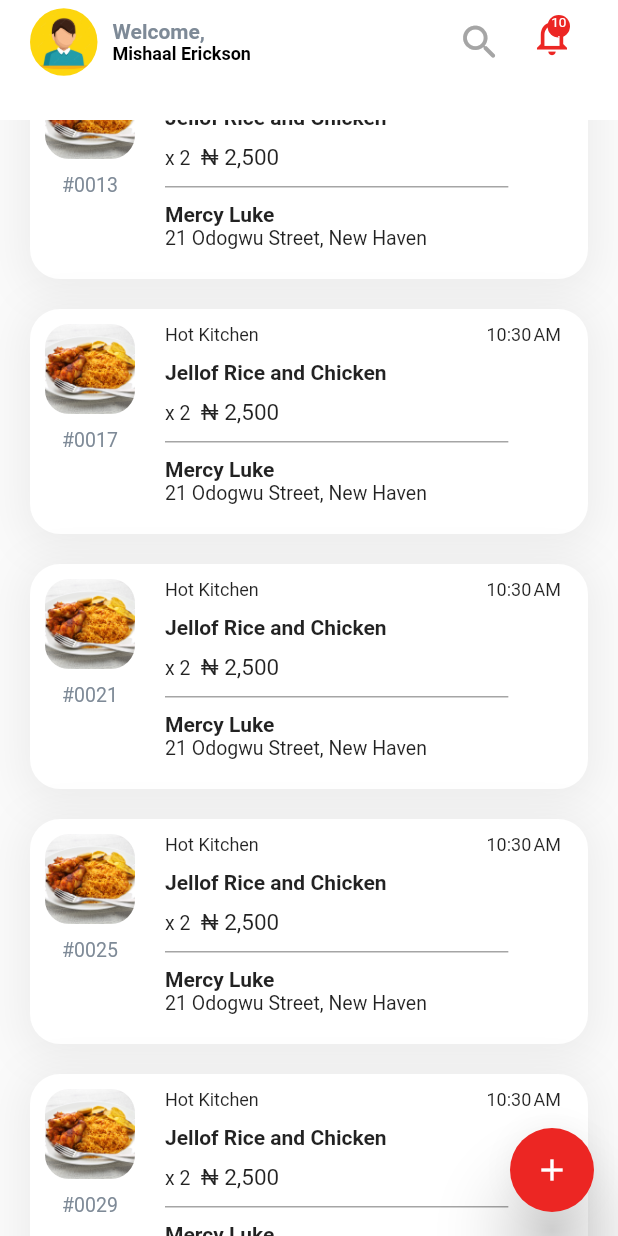
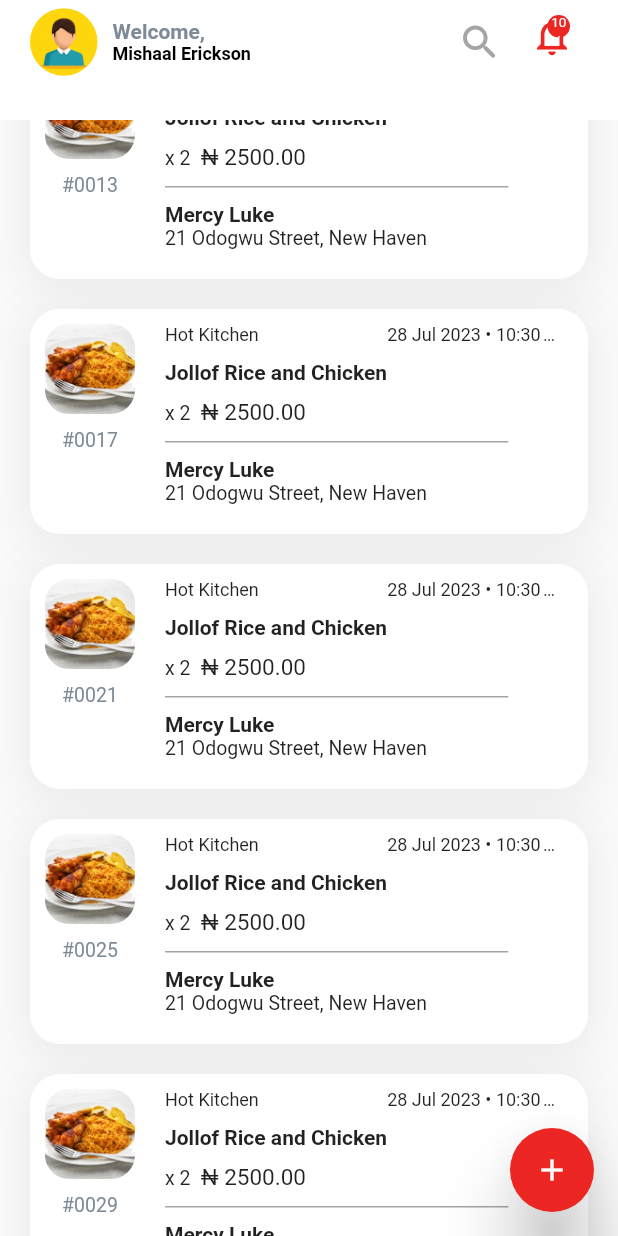
Before and after one commit to bomach-group-company/benji_crm, a Flutter app: the Dashboard screen opened directly, scrolled down 1152 dp, on a phone screen of 412 x 824 dp. Run offline on Flutter 3.47's test engine with Material 2 defaults, Android fonts, the phone set to English and light mode, and no system bars; our stand-ins replace firebase_auth, flutter_pw_validator, flutter_spinkit, get, google_fonts, hexcolor and 1 more; accounts and stored records are empty; Roboto replaces fonts that are missing (Sen, sen); project files that could hold a hidden picture were left out.

Commit message:
refactored code

```diff
--- a/lib/app/dashboard/dashboard.dart
+++ b/lib/app/dashboard/dashboard.dart
@@ -1,6 +1,6 @@
-// ignore_for_file: avoid_unnecessary_containers
+// ignore_for_file: avoid_unnecessary_containers, unused_local_variable
 
-import 'package:benji_aggregator/app/others/orders/order%20details.dart';
+import 'package:benji_aggregator/app/others/order%20details.dart';
 import 'package:flutter/material.dart';
 
 import '../../src/common_widgets/dashboard appBar.dart';
@@ -23,13 +23,26 @@ class _DashboardState extends State<Dashboard> {
 //=================================== ALL VARIABLES =====================================\\
   int incrementOrderID = 2 + 2;
   late int orderID;
+  String orderItem = "Jollof Rice and Chicken";
+  String customerAddress = "21 Odogwu Street, New Haven";
+  int itemQuantity = 2;
+  double price = 2500;
+  double itemPrice = 2500;
+  String orderImage = "chizzy's-food";
+  String customerName = "Mercy Luke";
+
+//=================================== FUNCTIONS =====================================\\
+  double calculateSubtotal() {
+    return itemPrice * itemQuantity;
+  }
 
   @override
   Widget build(BuildContext context) {
     DateTime now = DateTime.now();
-    String formattedTime = format12HrTime(now);
+    String formattedDateAndTime = formatDateAndTime(now);
     double mediaWidth = MediaQuery.of(context).size.width;
     double mediaHeight = MediaQuery.of(context).size.height;
+    double subtotalPrice = calculateSubtotal();
 
     return Scaffold(
       floatingActionButton: FloatingActionButton(
@@ -138,8 +151,20 @@ class _DashboardState extends State<Dashboard> {
               children: [
                 for (orderID = 1; orderID < 30; orderID += incrementOrderID)
                   InkWell(
-                    onTap: () => Navigator.of(context).push(MaterialPageRoute(
-                        builder: (context) => const OrderDetails())),
+                    onTap: () => Navigator.of(context).push(
+                      MaterialPageRoute(
+                        builder: (context) => OrderDetails(
+                          formatted12HrTime: formattedDateAndTime,
+                          orderID: orderID,
+                          orderImage: orderImage,
+                          orderItem: orderItem,
+                          itemQuantity: itemQuantity,
+                          subtotalPrice: subtotalPrice,
+                          customerName: customerName,
+                          customerAddress: customerAddress,
+                        ),
+                      ),
+                    ),
                     child: Container(
                       margin: const EdgeInsets.symmetric(
                         vertical: kDefaultPadding / 2,
@@ -174,9 +199,9 @@ class _DashboardState extends State<Dashboard> {
                                 height: 60,
                                 decoration: BoxDecoration(
                                   borderRadius: BorderRadius.circular(16),
-                                  image: const DecorationImage(
+                                  image: DecorationImage(
                                     image: AssetImage(
-                                      "assets/images/food/chizzy's-food.png",
+                                      "assets/images/food/$orderImage.png",
                                     ),
                                   ),
                                 ),
@@ -219,9 +244,9 @@ class _DashboardState extends State<Dashboard> {
                                         ),
                                       ),
                                       SizedBox(
-                                        width: mediaWidth / 8,
+                                        width: mediaWidth / 3.5,
                                         child: Text(
-                                          formattedTime,
+                                          formattedDateAndTime,
                                           overflow: TextOverflow.ellipsis,
                                           style: const TextStyle(
                                             fontSize: 12,
@@ -236,11 +261,11 @@ class _DashboardState extends State<Dashboard> {
                                 Container(
                                   color: kTransparentColor,
                                   width: 250,
-                                  child: const Text(
-                                    "Jellof Rice and Chicken",
+                                  child: Text(
+                                    orderItem,
                                     overflow: TextOverflow.ellipsis,
                                     maxLines: 2,
-                                    style: TextStyle(
+                                    style: const TextStyle(
                                       fontSize: 14,
                                       fontWeight: FontWeight.w700,
                                     ),
@@ -250,20 +275,21 @@ class _DashboardState extends State<Dashboard> {
                                 Container(
                                   width: 200,
                                   color: kTransparentColor,
-                                  child: const Text.rich(
+                                  child: Text.rich(
                                     TextSpan(
                                       children: [
                                         TextSpan(
-                                          text: "x 2",
-                                          style: TextStyle(
+                                          text: "x $itemQuantity",
+                                          style: const TextStyle(
                                             fontSize: 13,
                                             fontWeight: FontWeight.w400,
                                           ),
                                         ),
-                                        TextSpan(text: "  "),
+                                        const TextSpan(text: "  "),
                                         TextSpan(
-                                          text: "₦ 2,500",
-                                          style: TextStyle(
+                                          text:
+                                              "₦ ${itemPrice.toStringAsFixed(2)}",
+                                          style: const TextStyle(
                                             fontSize: 15,
                                             fontFamily: 'sen',
                                             fontWeight: FontWeight.w400,
@@ -282,11 +308,11 @@ class _DashboardState extends State<Dashboard> {
                                 kHalfSizedBox,
                                 SizedBox(
                                   width: mediaWidth / 1.8,
-                                  child: const Text(
-                                    "Mercy Luke",
+                                  child: Text(
+                                    customerName,
                                     overflow: TextOverflow.ellipsis,
                                     maxLines: 1,
-                                    style: TextStyle(
+                                    style: const TextStyle(
                                       fontSize: 14,
                                       fontWeight: FontWeight.w700,
                                     ),
@@ -294,11 +320,11 @@ class _DashboardState extends State<Dashboard> {
                                 ),
                                 SizedBox(
                                   width: mediaWidth / 1.8,
-                                  child: const Text(
-                                    "21 Odogwu Street, New Haven",
+                                  child: Text(
+                                    customerAddress,
                                     overflow: TextOverflow.ellipsis,
                                     maxLines: 1,
-                                    style: TextStyle(
+                                    style: const TextStyle(
                                       fontSize: 13,
                                       fontWeight: FontWeight.w400,
                                     ),
--- a/lib/app/riders/available riders.dart
+++ b/lib/app/riders/available riders.dart
@@ -1,3 +1,5 @@
+// ignore_for_file: file_names
+
 import 'package:flutter/material.dart';
 
 class AvailableRiders extends StatefulWidget {
```
Also changed, not shown: lib/app/riders/assign rider.dart (added, +38 -0 lines).
